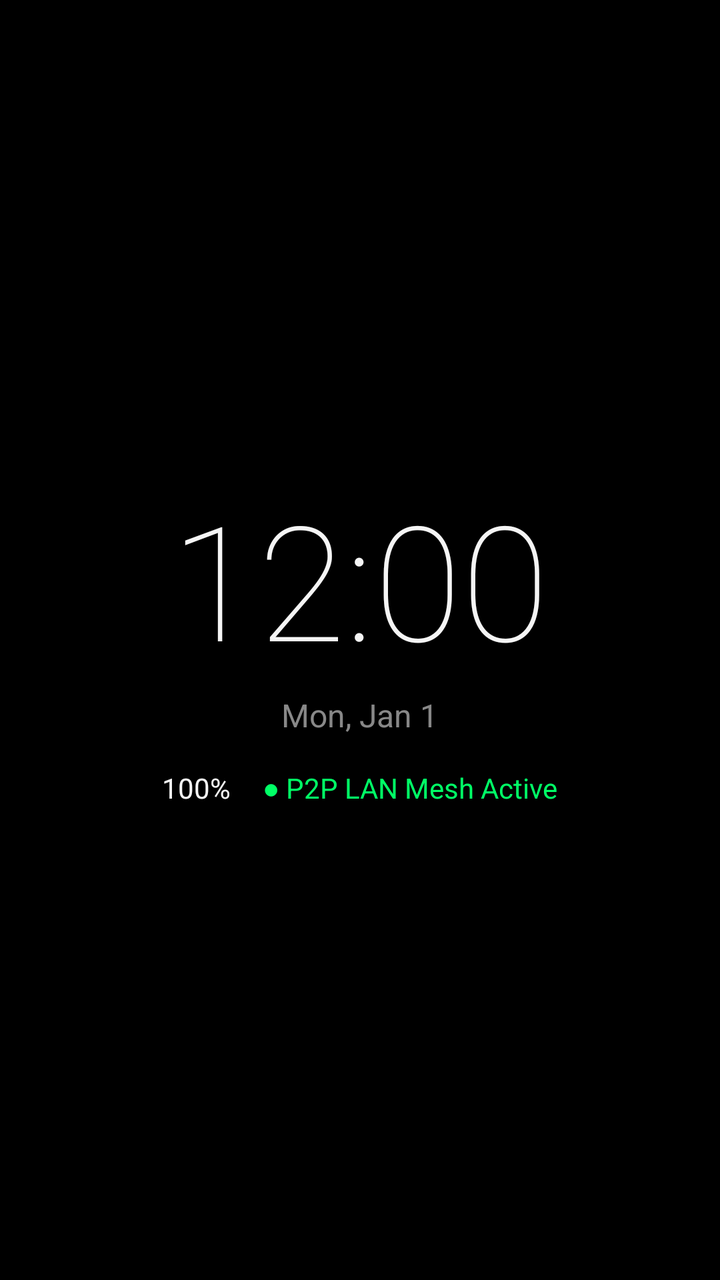
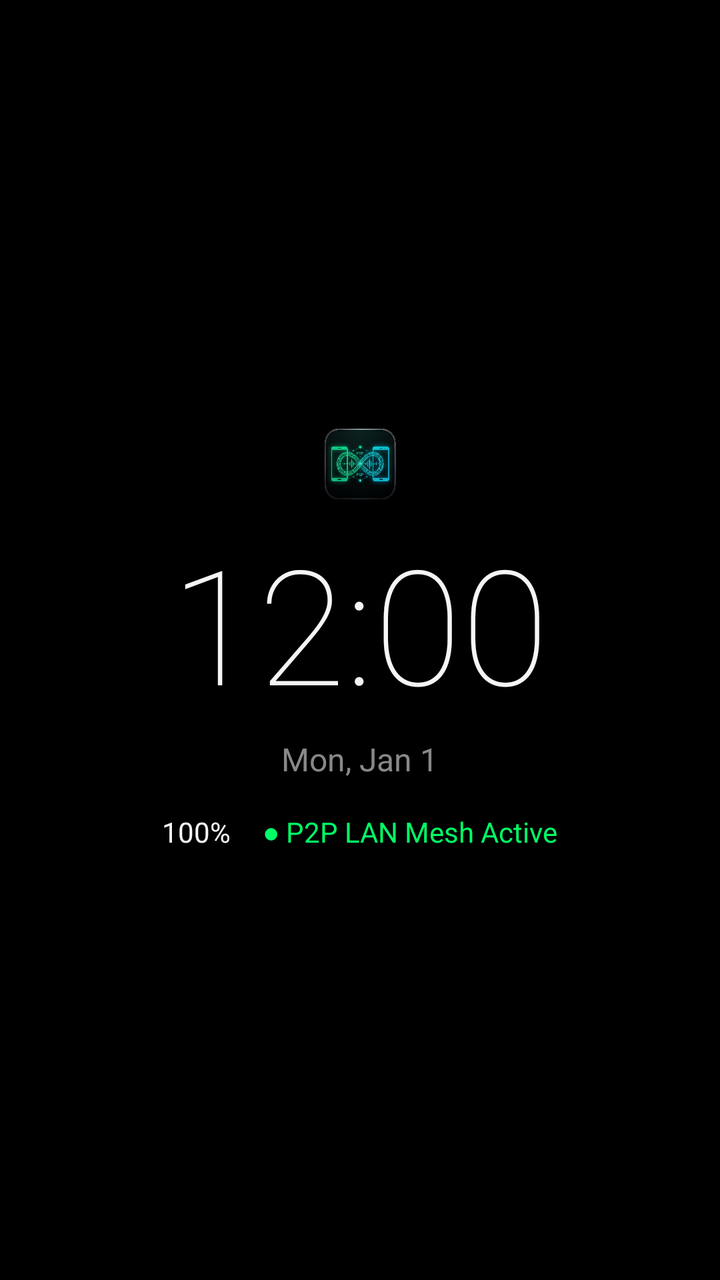

Screens rendered from an Android XML layout before and after an edit, with the pre-edit source and the edit as a unified diff.
<!-- AndroidManifest.xml: activity theme Theme.CallShare.AOD -->
<!-- res/layout/activity_aod.xml -->
<?xml version="1.0" encoding="utf-8"?>
<FrameLayout xmlns:android="http://schemas.android.com/apk/res/android"
    android:layout_width="match_parent"
    android:layout_height="match_parent"
    android:background="@color/black">

    
    <LinearLayout
        android:id="@+id/aod_content_container"
        android:layout_width="match_parent"
        android:layout_height="match_parent"
        android:gravity="center"
        android:orientation="vertical"
        android:padding="24dp">

        
        <TextView
            android:id="@+id/text_aod_clock"
            android:layout_width="wrap_content"
            android:layout_height="wrap_content"
            android:fontFamily="sans-serif-thin"
            android:text="12:00"
            android:textColor="@color/aod_clock_white"
            android:textSize="80sp" />

        <TextView
            android:id="@+id/text_aod_date"
            android:layout_width="wrap_content"
            android:layout_height="wrap_content"
            android:layout_marginTop="4dp"
            android:text="Mon, Jan 1"
            android:textColor="@color/aod_muted_gray"
            android:textSize="16sp" />

        <LinearLayout
            android:layout_width="wrap_content"
            android:layout_height="wrap_content"
            android:layout_marginTop="16dp"
            android:orientation="horizontal">

            <TextView
                android:id="@+id/text_aod_battery"
                android:layout_width="wrap_content"
                android:layout_height="wrap_content"
                android:text="100%"
                android:textColor="@color/aod_clock_white"
                android:textSize="14sp" />

            <TextView
                android:id="@+id/text_aod_mesh_status"
                android:layout_width="wrap_content"
                android:layout_height="wrap_content"
                android:layout_marginStart="16dp"
                android:text="● P2P LAN Mesh Active"
                android:textColor="@color/aod_mesh_green"
                android:textSize="14sp" />
        </LinearLayout>

        
        <LinearLayout
            android:id="@+id/layout_incoming_call"
            android:layout_width="match_parent"
            android:layout_height="wrap_content"
            android:layout_marginTop="48dp"
            android:background="@color/dark_card"
            android:gravity="center"
            android:orientation="vertical"
            android:padding="20dp"
            android:visibility="gone">

            <TextView
                android:layout_width="wrap_content"
                android:layout_height="wrap_content"
                android:text="Incoming Relayed Call"
                android:textColor="@color/aod_accent_cyan"
                android:textSize="14sp"
                android:textStyle="bold" />

            <TextView
                android:id="@+id/text_caller_name"
                android:layout_width="wrap_content"
                android:layout_height="wrap_content"
                android:layout_marginTop="6dp"
                android:text="Abhay SIM"
                android:textColor="@color/white"
                android:textSize="22sp"
                android:textStyle="bold" />

            <TextView
                android:id="@+id/text_caller_number"
                android:layout_width="wrap_content"
                android:layout_height="wrap_content"
                android:layout_marginTop="2dp"
                android:text="+1 (555) 019-2834"
                android:textColor="@color/aod_muted_gray"
                android:textSize="15sp" />

            <LinearLayout
                android:layout_width="match_parent"
                android:layout_height="wrap_content"
                android:layout_marginTop="20dp"
                android:orientation="horizontal">

                <Button
                    android:id="@+id/btn_aod_reject"
                    android:layout_width="0dp"
                    android:layout_height="52dp"
                    android:layout_marginEnd="8dp"
                    android:layout_weight="1"
                    android:backgroundTint="@color/call_reject_red"
                    android:text="@string/reject_call"
                    android:textColor="@color/white" />

                <Button
                    android:id="@+id/btn_aod_answer"
                    android:layout_width="0dp"
                    android:layout_height="52dp"
                    android:layout_marginStart="8dp"
                    android:layout_weight="1"
                    android:backgroundTint="@color/call_answer_green"
                    android:text="@string/answer_call"
                    android:textColor="@color/white" />
            </LinearLayout>
        </LinearLayout>

    </LinearLayout>
</FrameLayout>
<!-- resources referenced by this layout -->
<resources>
  <color name="aod_accent_cyan">#00E5FF</color>
  <color name="aod_clock_white">#F5F5F5</color>
  <color name="aod_mesh_green">#00FF66</color>
  <color name="aod_muted_gray">#888888</color>
  <color name="black">#000000</color>
  <color name="call_answer_green">#2ECC71</color>
  <color name="call_reject_red">#E74C3C</color>
  <color name="dark_card">#1E1E1E</color>
  <color name="white">#FFFFFF</color>
  <string name="answer_call">Answer</string>
  <string name="reject_call">Decline</string>
  <style name="Theme.CallShare.AOD" parent="Theme.MaterialComponents.DayNight.NoActionBar">
          <item name="android:windowBackground">@color/black</item>
          <item name="android:colorBackground">@color/black</item>
          <item name="android:windowNoTitle">true</item>
          <item name="android:windowFullscreen">true</item>
          <item name="android:statusBarColor">@color/black</item>
          <item name="android:navigationBarColor">@color/black</item>
          <item name="android:windowAnimationStyle">@null</item>
      </style>
</resources>

<!-- the commit's change to res/layout/activity_aod.xml (unified diff, before → after) -->
@@ -12,6 +12,16 @@
         android:gravity="center"
         android:orientation="vertical"
         android:padding="24dp">
+
+        
+        <ImageView
+            android:id="@+id/iv_aod_logo"
+            android:layout_width="36dp"
+            android:layout_height="36dp"
+            android:layout_marginBottom="8dp"
+            android:alpha="0.85"
+            android:src="@drawable/croped"
+            android:contentDescription="CallShare AOD Logo" />
 
         
         <TextView
<!-- resource entries referenced after the edit -->
@@ -9,6 +9,7 @@
   <color name="call_reject_red">#E74C3C</color>
   <color name="dark_card">#1E1E1E</color>
   <color name="white">#FFFFFF</color>
+  <!-- drawable croped: png bitmap (drawable, 577751 bytes) -->
   <string name="answer_call">Answer</string>
   <string name="reject_call">Decline</string>
   <style name="Theme.CallShare.AOD" parent="Theme.MaterialComponents.DayNight.NoActionBar">
